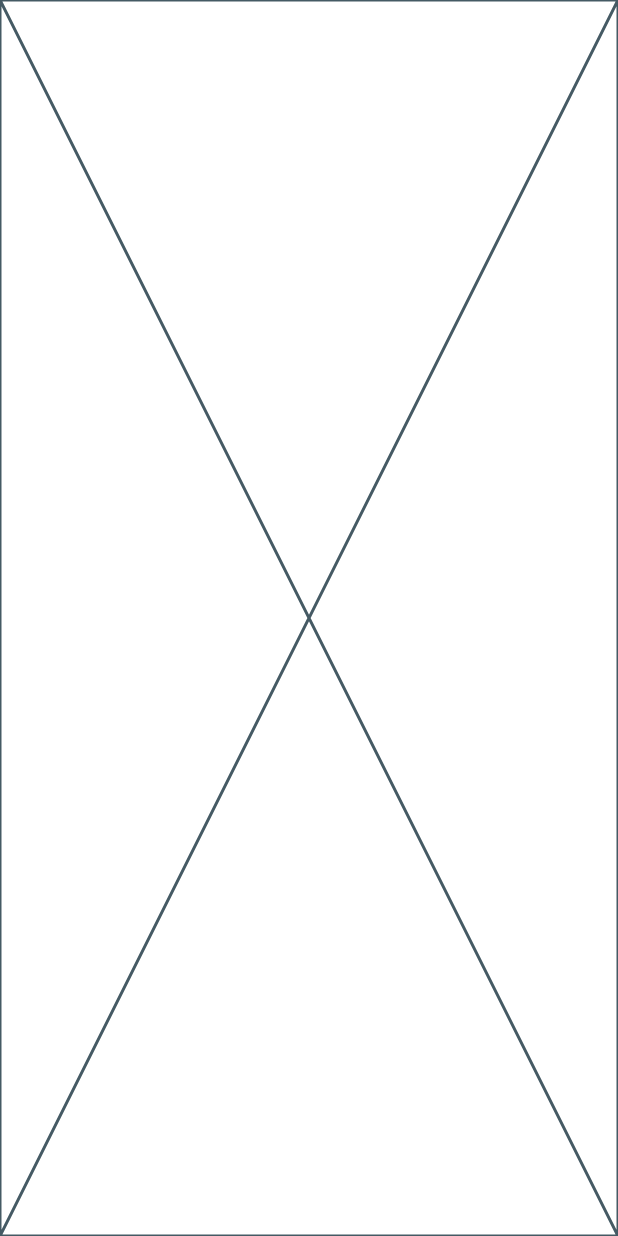
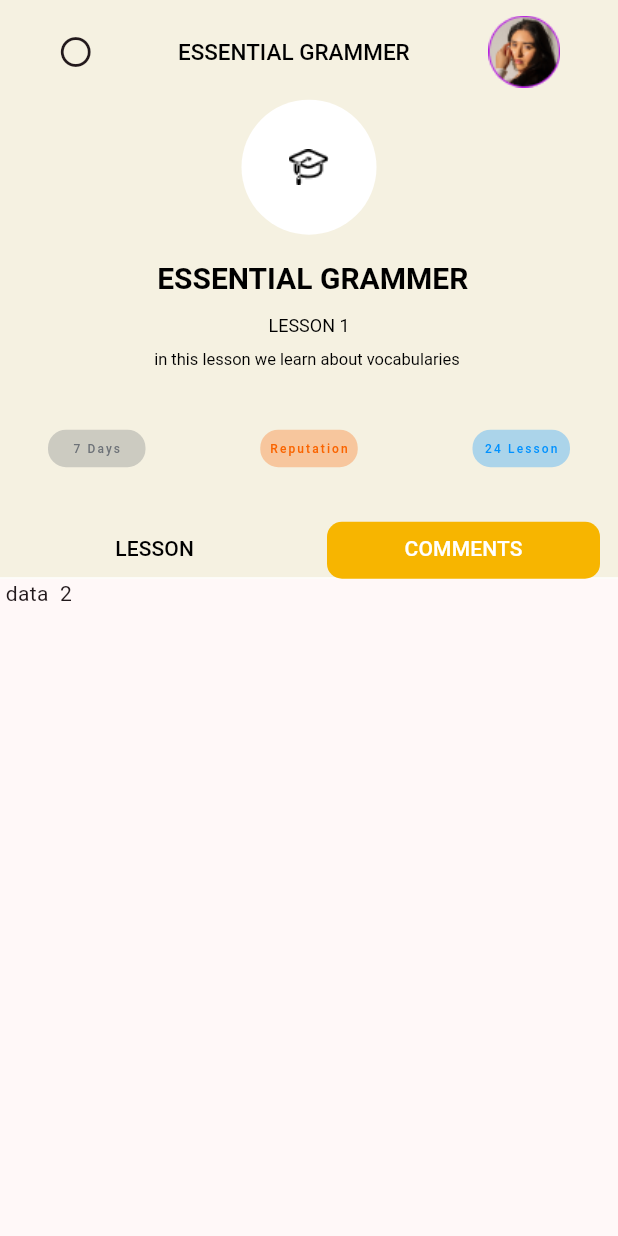
Before and after one commit to Sachinpandit2809/learning_app, a Flutter app: the screen it shows after launch, on a phone screen of 412 x 824 dp. Run offline on Flutter 3.47's test engine with Material 3 defaults, Android fonts, the phone set to English and light mode, and no system bars; our stand-ins replace auto_route.

Commit message:
completing lesson  section

```diff
--- a/lib/screens/lesson/leson_one_screen.dart
+++ b/lib/screens/lesson/leson_one_screen.dart
@@ -1,5 +1,9 @@
 import "package:auto_route/annotations.dart";
 import "package:flutter/material.dart";
+import "package:learning_app/colors/my_color.dart";
+import "package:learning_app/extension/context_extension.dart";
+import "package:learning_app/screens/index/index_screen.dart";
+import "package:learning_app/styles/text_style.dart";
 
 @RoutePage()
 class LesonOneScreen extends StatefulWidget {
@@ -9,9 +13,113 @@ class LesonOneScreen extends StatefulWidget {
   State<LesonOneScreen> createState() => _LesonOneScreenState();
 }
 
-class _LesonOneScreenState extends State<LesonOneScreen> {
+class _LesonOneScreenState extends State<LesonOneScreen>
+    with SingleTickerProviderStateMixin {
+  late TabController tabController;
+  @override
+  void initState() {
+    // TODO: implement initState
+    tabController = TabController(length: 2, vsync: this);
+    super.initState();
+  }
+
   @override
   Widget build(BuildContext context) {
-    return const Placeholder();
+    var tabController;
+    return DefaultTabController(
+      length: 2,
+      initialIndex: 1,
+      child: Scaffold(
+        appBar: AppBar(
+          backgroundColor: Color(0xFFf5f1e1),
+          toolbarHeight: context.contextHeight * 0.41,
+          title: Column(
+            mainAxisAlignment: MainAxisAlignment.start,
+            crossAxisAlignment: CrossAxisAlignment.center,
+            children: [
+              Row(
+                mainAxisAlignment: MainAxisAlignment.spaceAround,
+                children: [
+                  Icon(Icons.circle_outlined),
+                  const Text(
+                    "   ESSENTIAL GRAMMER  ",
+                    style: KTextStyle.K_15,
+                  ),
+                  Image.asset("assets/images/png/profile3.png")
+                ],
+              ),
+              Padding(
+                padding: const EdgeInsets.all(8.0),
+                child: CircleAvatar(
+                  radius: 45,
+                  backgroundColor: Colors.white,
+                  child: Image.asset("assets/images/png/cap.png"),
+                ),
+              ),
+              Padding(
+                padding: const EdgeInsets.all(8.0),
+                child: const Text(
+                  "   ESSENTIAL GRAMMER  ",
+                  style: KTextStyle.K_20,
+                ),
+              ),
+              Padding(
+                padding: const EdgeInsets.all(4.0),
+                child: const Text(
+                  "LESSON 1",
+                  style: KTextStyle.K_12,
+                ),
+              ),
+              Padding(
+                padding: const EdgeInsets.all(4.0),
+                child: const Text(
+                  "in this lesson we learn about vocabularies ",
+                  style: KTextStyle.K_11,
+                ),
+              ),
+              Padding(
+                padding: const EdgeInsets.all(16.0),
+                child: Row(
+                  mainAxisAlignment: MainAxisAlignment.spaceBetween,
+                  children: [
+                    CustomColorButton(
+                        title: "7 Days",
+                        color: Color(0xFF6D7278),
+                        onPressFunction: () {}),
+                    CustomColorButton(
+                        title: "Reputation",
+                        color: Color(0xFFFA6400),
+                        onPressFunction: () {}),
+                    CustomColorButton(
+                        title: "24 Lesson",
+                        color: Color(0xFF0091FF),
+                        onPressFunction: () {})
+                  ],
+                ),
+              )
+              //next appBAr widgets
+            ],
+          ),
+          bottom: TabBar(
+              indicator: BoxDecoration(
+                borderRadius: BorderRadius.circular(10.0),
+                color: Color(0xFFF7B500),
+              ),
+              labelColor: Colors.white,
+              unselectedLabelColor: Colors.black,
+              controller: tabController,
+              dividerColor: Colors.white,
+              labelPadding: EdgeInsets.symmetric(horizontal: 12, vertical: 8),
+              tabs: const [
+                Center(child: Text("LESSON")),
+                Center(child: Text("COMMENTS"))
+              ]),
+        ),
+        body: TabBarView(
+          controller: tabController,
+          children: [Text("data  1  "), Text(" data  2")],
+        ),
+      ),
+    );
   }
 }
```
